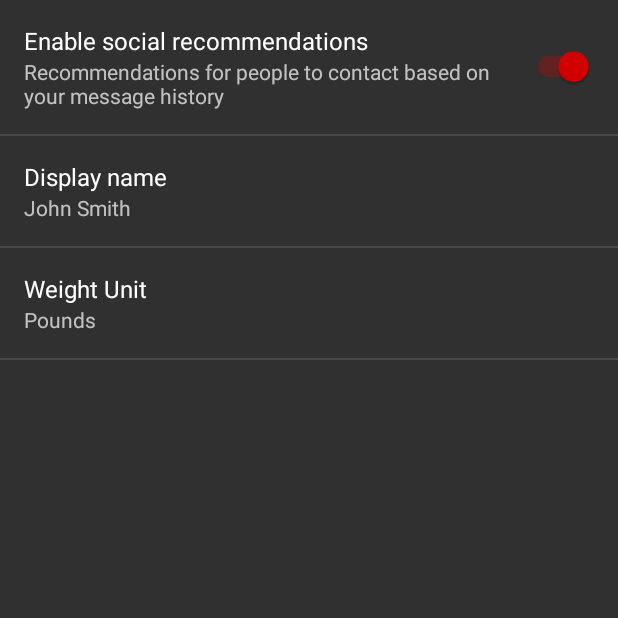
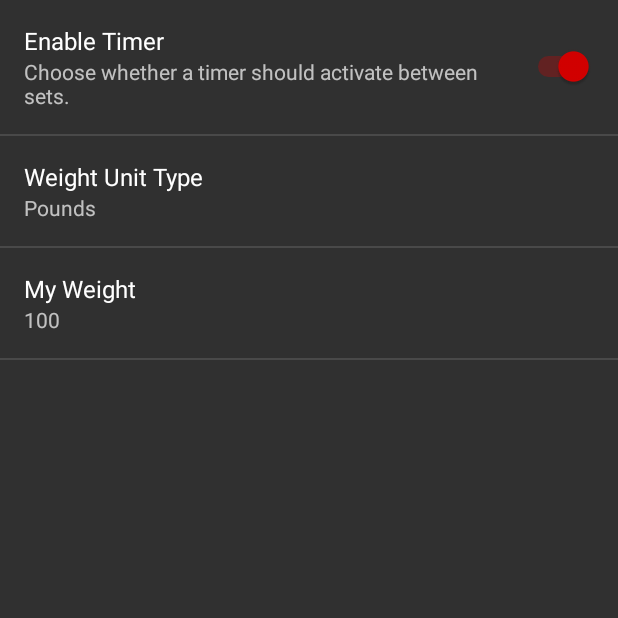
Before and after one commit to fahadhd/LiftFit, an Android app: the SettingsActivity screen opened directly, with no data from a screen before it, on a phone screen of 412 x 824 dp, the top half of it. Run offline under Robolectric (Android 15) with nearby library versions, the phone set to English and light mode, and no system bars.

Commit message:
Add timer, weight type , and user weight preferences

```diff
--- a/app/src/main/java/com/example/fahadhd/bodybuildingtracker/SettingsActivity.java
+++ b/app/src/main/java/com/example/fahadhd/bodybuildingtracker/SettingsActivity.java
@@ -19,6 +19,7 @@ import android.preference.PreferenceManager;
 import android.preference.RingtonePreference;
 import android.text.TextUtils;
 import android.view.MenuItem;
+import android.widget.Toolbar;
 
 import java.util.List;
 
@@ -93,21 +94,27 @@ public class SettingsActivity extends AppCompatPreferenceActivity {
     @Override
     protected void onCreate(Bundle savedInstanceState) {
         super.onCreate(savedInstanceState);
-        setupActionBar();
+
         getFragmentManager().beginTransaction().replace(android.R.id.content, new GeneralPreferenceFragment()).commit();
 
     }
+    @TargetApi(Build.VERSION_CODES.JELLY_BEAN)
+    @Override
+    public Intent getParentActivityIntent() {
+        return super.getParentActivityIntent().addFlags(Intent.FLAG_ACTIVITY_CLEAR_TOP);
+    }
 
-    /**
-     * Set up the {@link android.app.ActionBar}, if the API is available.
-     */
-    private void setupActionBar() {
-        ActionBar actionBar = getSupportActionBar();
-        if (actionBar != null) {
-            // Show the Up button in the action bar.
-            actionBar.setDisplayHomeAsUpEnabled(true);
+    @Override
+    public boolean onOptionsItemSelected(MenuItem menuItem) {
+        switch (menuItem.getItemId()) {
+            case android.R.id.home:
+                // ProjectsActivity is my 'home' activity
+                startActivity(new Intent(getApplicationContext(),MainActivity.class));
+                return true;
         }
+        return (super.onOptionsItemSelected(menuItem));
     }
+
 
     /**
      * {@inheritDoc}
@@ -132,8 +139,7 @@ public class SettingsActivity extends AppCompatPreferenceActivity {
      */
     protected boolean isValidFragment(String fragmentName) {
         return PreferenceFragment.class.getName().equals(fragmentName)
-                || GeneralPreferenceFragment.class.getName().equals(fragmentName)
-                || NotificationPreferenceFragment.class.getName().equals(fragmentName);
+                || GeneralPreferenceFragment.class.getName().equals(fragmentName);
     }
 
     /**
@@ -152,38 +158,8 @@ public class SettingsActivity extends AppCompatPreferenceActivity {
             // to their values. When their values change, their summaries are
             // updated to reflect the new value, per the Android Design
             // guidelines.
-            bindPreferenceSummaryToValue(findPreference("example_text"));
-            bindPreferenceSummaryToValue(findPreference("unit_list"));
-        }
-
-        @Override
-        public boolean onOptionsItemSelected(MenuItem item) {
-            int id = item.getItemId();
-            if (id == android.R.id.home) {
-                startActivity(new Intent(getActivity(), SettingsActivity.class));
-                return true;
-            }
-            return super.onOptionsItemSelected(item);
-        }
-    }
-
-    /**
-     * This fragment shows notification preferences only. It is used when the
-     * activity is showing a two-pane settings UI.
-     */
-    @TargetApi(Build.VERSION_CODES.HONEYCOMB)
-    public static class NotificationPreferenceFragment extends PreferenceFragment {
-        @Override
-        public void onCreate(Bundle savedInstanceState) {
-            super.onCreate(savedInstanceState);
-            addPreferencesFromResource(R.xml.pref_notification);
-            setHasOptionsMenu(true);
-
-            // Bind the summaries of EditText/List/Dialog/Ringtone preferences
-            // to their values. When their values change, their summaries are
-            // updated to reflect the new value, per the Android Design
-            // guidelines.
-            bindPreferenceSummaryToValue(findPreference("notifications_new_message_ringtone"));
+            bindPreferenceSummaryToValue(findPreference(getString(R.string.pref_user_weight_key)));
+            bindPreferenceSummaryToValue(findPreference(getString(R.string.pref_unit_list_key)));
         }
 
         @Override
--- a/app/src/main/res/values/strings.xml
+++ b/app/src/main/res/values/strings.xml
@@ -13,19 +13,25 @@
     <!-- Example General settings -->
     <string name="pref_header_general">General</string>
 
-    <string name="pref_title_social_recommendations">Enable social recommendations</string>
-    <string name="pref_description_social_recommendations">Recommendations for people to contact
-        based on your message history
+    <string name="pref_title_timer">Enable Timer</string>
+    <string name="pref_description_timer"> Choose whether a timer should activate between sets.
     </string>
 
-    <string name="pref_title_display_name">Display name</string>
-    <string name="pref_default_display_name">John Smith</string>
+    <string name="pref_title_user_weight">My Weight</string>
+    <string name="pref_default_user_weight">100</string>
+    <string name="pref_user_weight_key">user_weight</string>
 
-    <string name="pref_title_unit">Weight Unit</string>
+
+    <!--Choose unit type - Pounds or kilograms. -->
+
+    <string name="pref_title_unit">Weight Unit Type</string>
+    <string name="pref_unit_list_key">weight_type</string>
+
     <string-array name="pref_unit_list_titles">
         <item>Pounds</item>
         <item>Kilograms</item>
     </string-array>
+
     <string-array name="pref_unit_list_values">
         <item>@string/pref_units_pounds</item>
         <item>@string/pref_units_kilograms</item>
@@ -33,29 +39,6 @@
 
     <string name="pref_units_pounds">pounds</string>
     <string name="pref_units_kilograms">kilograms</string>
-
-    <!-- Example settings for Data & Sync -->
-    <string name="pref_header_data_sync">Data &amp; sync</string>
-
-    <string name="pref_title_sync_frequency">Sync frequency</string>
-    <string-array name="pref_sync_frequency_titles">
-        <item>15 minutes</item>
-        <item>30 minutes</item>
-        <item>1 hour</item>
-        <item>3 hours</item>
-        <item>6 hours</item>
-        <item>Never</item>
-    </string-array>
-    <string-array name="pref_sync_frequency_values">
-        <item>15</item>
-        <item>30</item>
-        <item>60</item>
-        <item>180</item>
-        <item>360</item>
-        <item>-1</item>
-    </string-array>
-
-    <string name="pref_title_system_sync_settings">System sync settings</string>
 
     <!-- Example settings for Notifications -->
     <string name="pref_header_notifications">Notifications</string>
--- a/app/src/main/res/xml/pref_general.xml
+++ b/app/src/main/res/xml/pref_general.xml
@@ -2,21 +2,9 @@
 
     <SwitchPreference
         android:defaultValue="true"
-        android:key="example_switch"
-        android:summary="@string/pref_description_social_recommendations"
-        android:title="@string/pref_title_social_recommendations" />
-
-    <!-- NOTE: EditTextPreference accepts EditText attributes. -->
-    <!-- NOTE: EditTextPreference's summary should be set to its value by the activity code. -->
-    <EditTextPreference
-        android:capitalize="words"
-        android:defaultValue="@string/pref_default_display_name"
-        android:inputType="textCapWords"
-        android:key="example_text"
-        android:maxLines="1"
-        android:selectAllOnFocus="true"
-        android:singleLine="true"
-        android:title="@string/pref_title_display_name" />
+        android:key="timer_switch"
+        android:summary="@string/pref_description_timer"
+        android:title="@string/pref_title_timer" />
 
     <!-- NOTE: Hide buttons to simplify the UI. Users can touch outside the dialog to
        dismiss it. -->
@@ -25,9 +13,22 @@
         android:defaultValue="@string/pref_units_pounds"
         android:entries="@array/pref_unit_list_titles"
         android:entryValues="@array/pref_unit_list_values"
-        android:key="unit_list"
+        android:key="@string/pref_unit_list_key"
         android:negativeButtonText="@null"
         android:positiveButtonText="@null"
         android:title="@string/pref_title_unit" />
 
+    <!-- NOTE: EditTextPreference accepts EditText attributes. -->
+    <!-- NOTE: EditTextPreference's summary should be set to its value by the activity code. -->
+    <EditTextPreference
+        android:capitalize="words"
+        android:defaultValue="@string/pref_default_user_weight"
+        android:inputType="number"
+        android:key="@string/pref_user_weight_key"
+        android:maxLines="1"
+        android:selectAllOnFocus="true"
+        android:singleLine="true"
+        android:title="@string/pref_title_user_weight" />
+
+
 </PreferenceScreen>
```
